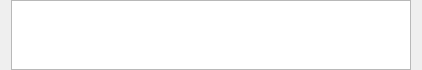
Old version of the form src/MainWindowWidgets/MoviesPannel.ui in the repository ochurlaud/macaw-movies.
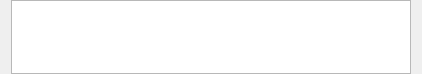
New version of the form.

Patch:
```diff
--- a/src/MainWindowWidgets/MoviesPannel.ui
+++ b/src/MainWindowWidgets/MoviesPannel.ui
@@ -6,8 +6,8 @@
    <rect>
     <x>0</x>
     <y>0</y>
-    <width>400</width>
-    <height>30</height>
+    <width>412</width>
+    <height>74</height>
    </rect>
   </property>
   <property name="sizePolicy">
```
Left out of the diff: 5 changed lines with no effect on the pictures.
